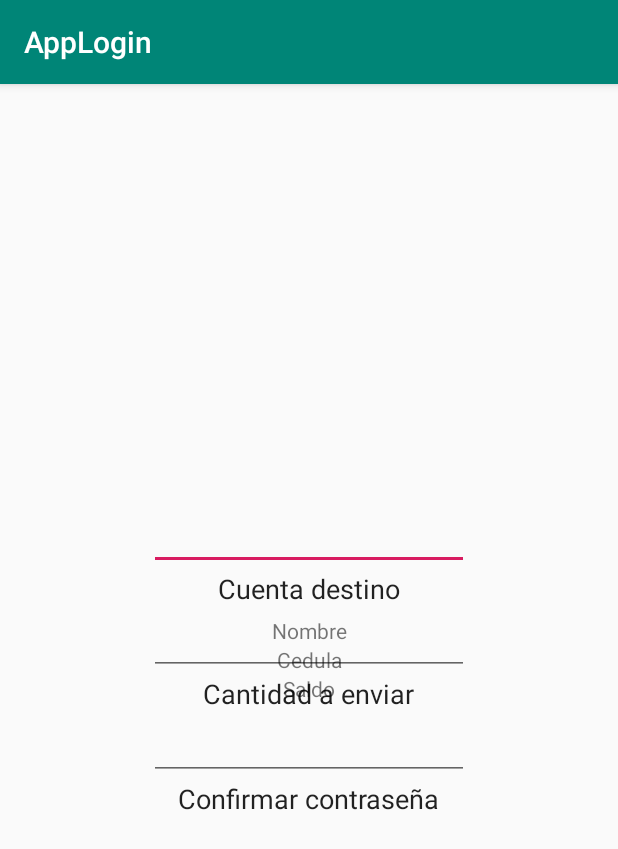
After one commit to un-sei2019i-labs-cecego/bank, an Android app: the MyAccountActivity screen opened directly, with no data from a screen before it, on a phone screen of 412 x 824 dp. The commit adds this screen. Shown: the top 849 px of the screen. Run offline under Robolectric (Android 15) with nearby library versions, the phone set to English and light mode, and no system bars.

Commit message:
creation xmls

```diff
--- a/mobile-app/AppLogin/app/build.gradle
+++ b/mobile-app/AppLogin/app/build.gradle
@@ -25,4 +25,5 @@ dependencies {
     testImplementation 'junit:junit:4.12'
     androidTestImplementation 'com.android.support.test:runner:1.0.2'
     androidTestImplementation 'com.android.support.test.espresso:espresso-core:3.0.2'
+    implementation 'com.android.support:design:28.0.0'
 }
--- a/mobile-app/AppLogin/app/src/main/AndroidManifest.xml
+++ b/mobile-app/AppLogin/app/src/main/AndroidManifest.xml
@@ -1,6 +1,6 @@
 <?xml version="1.0" encoding="utf-8"?>
 <manifest xmlns:android="http://schemas.android.com/apk/res/android"
-    package="com.example.applogin" >
+    package="com.example.applogin">
 
     <application
         android:allowBackup="true"
@@ -8,8 +8,9 @@
         android:label="@string/app_name"
         android:roundIcon="@mipmap/ic_launcher_round"
         android:supportsRtl="true"
-        android:theme="@style/AppTheme" >
-        <activity android:name=".BusinessLogic.MainActivity" >
+        android:theme="@style/AppTheme">
+        <activity android:name=".BusinessLogic.MyAccountActivity"></activity>
+        <activity android:name=".BusinessLogic.MainActivity">
             <intent-filter>
                 <action android:name="android.intent.action.MAIN" />
 
--- /dev/null
+++ b/mobile-app/AppLogin/app/src/main/java/com/example/applogin/BusinessLogic/MyAccountActivity.java
@@ -0,0 +1,15 @@
+package com.example.applogin.BusinessLogic;
+
+import android.support.v7.app.AppCompatActivity;
+import android.os.Bundle;
+
+import com.example.applogin.R;
+
+public class MyAccountActivity extends AppCompatActivity {
+
+    @Override
+    protected void onCreate(Bundle savedInstanceState) {
+        super.onCreate(savedInstanceState);
+        setContentView(R.layout.activity_my_account);
+    }
+}
--- a/mobile-app/AppLogin/app/src/main/res/layout/activity_main.xml
+++ b/mobile-app/AppLogin/app/src/main/res/layout/activity_main.xml
@@ -80,4 +80,13 @@
         app:layout_constraintStart_toStartOf="parent"
         tools:layout_editor_absoluteY="548dp" />
 
+    <Button
+        android:id="@+id/button2"
+        android:layout_width="wrap_content"
+        android:layout_height="wrap_content"
+        android:text="Olvidé mi contraseña"
+        app:layout_constraintEnd_toEndOf="parent"
+        app:layout_constraintStart_toStartOf="parent"
+        tools:layout_editor_absoluteY="548dp" />
+
 </LinearLayout>
--- /dev/null
+++ b/mobile-app/AppLogin/app/src/main/res/layout/activity_my_account.xml
@@ -0,0 +1,133 @@
+<?xml version="1.0" encoding="utf-8"?>
+<LinearLayout
+    xmlns:android="http://schemas.android.com/apk/res/android"
+    xmlns:app="http://schemas.android.com/apk/res-auto"
+    xmlns:tools="http://schemas.android.com/tools"
+    android:layout_width="match_parent"
+    android:layout_height="match_parent"
+    android:orientation="vertical"
+    android:gravity="center"
+    tools:context=".BusinessLogic.MyAccountActivity">
+
+    <!-- Contenedor principal de pestañas -->
+    <TabHost android:id="@android:id/tabhost"
+        android:layout_width="match_parent"
+        android:layout_height="match_parent">
+
+        <!-- Distribucion TabWidget y el FrameLayout -->
+        <LinearLayout
+            android:orientation="vertical"
+            android:layout_width="match_parent"
+            android:layout_height="match_parent" >
+
+            <!-- Seleccion de pestañas -->
+            <TabWidget android:layout_width="match_parent"
+                android:layout_height="wrap_content"
+                android:id="@android:id/tabs" />
+
+            <!-- Contenido de las pesatañas) -->
+            <FrameLayout android:layout_width="match_parent"
+                android:layout_height="match_parent"
+                android:id="@android:id/tabcontent" >
+
+                <!-- Pesataña 1 -->
+                <LinearLayout android:id="@+id/Cuenta"
+                    android:orientation="vertical"
+                    android:layout_width="match_parent"
+                    android:layout_height="match_parent"
+                    android:gravity="center">
+
+                    <TextView android:id="@+id/textView1"
+                        android:text="Nombre"
+                        android:layout_width="match_parent"
+                        android:layout_height="wrap_content"
+                        android:gravity="center"/>
+
+                    <TextView android:id="@+id/textView2"
+                        android:text="Cedula"
+                        android:layout_width="match_parent"
+                        android:layout_height="wrap_content"
+                        android:gravity="center"/>
+
+                    <TextView android:id="@+id/textView3"
+                        android:text="Saldo"
+                        android:layout_width="match_parent"
+                        android:layout_height="wrap_content"
+                        android:gravity="center"/>
+
+                </LinearLayout>
+
+                <!-- Pesataña 2 -->
+                <LinearLayout android:id="@+id/Transacciones"
+                    android:orientation="vertical"
+                    android:layout_width="match_parent"
+                    android:layout_height="match_parent"
+                    android:gravity="center">
+
+                    <EditText
+                        android:id="@+id/editText1"
+                        android:layout_width="wrap_content"
+                        android:layout_height="wrap_content"
+                        android:ems="10"
+                        android:inputType="textPassword"
+                        app:layout_constraintEnd_toEndOf="parent"
+                        app:layout_constraintStart_toStartOf="parent"
+                        tools:layout_editor_absoluteY="442dp" />
+
+                    <CheckedTextView
+                        android:id="@+id/checkedTextView1"
+                        android:layout_width="wrap_content"
+                        android:layout_height="wrap_content"
+                        android:text="Cuenta destino"
+                        android:textSize="18sp"
+                        app:layout_constraintEnd_toEndOf="parent"
+                        app:layout_constraintStart_toStartOf="parent"
+                        tools:layout_editor_absoluteY="494dp" />
+
+                    <EditText
+                        android:id="@+id/editText2"
+                        android:layout_width="wrap_content"
+                        android:layout_height="wrap_content"
+                        android:ems="10"
+                        android:inputType="textPassword"
+                        app:layout_constraintEnd_toEndOf="parent"
+                        app:layout_constraintStart_toStartOf="parent"
+                        tools:layout_editor_absoluteY="442dp" />
+
+                    <CheckedTextView
+                        android:id="@+id/checkedTextView2"
+                        android:layout_width="wrap_content"
+                        android:layout_height="wrap_content"
+                        android:text="Cantidad a enviar"
+                        android:textSize="18sp"
+                        app:layout_constraintEnd_toEndOf="parent"
+                        app:layout_constraintStart_toStartOf="parent"
+                        tools:layout_editor_absoluteY="494dp" />
+
+                    <EditText
+                        android:id="@+id/editText3"
+                        android:layout_width="wrap_content"
+                        android:layout_height="wrap_content"
+                        android:ems="10"
+                        android:inputType="textPassword"
+                        app:layout_constraintEnd_toEndOf="parent"
+                        app:layout_constraintStart_toStartOf="parent"
+                        tools:layout_editor_absoluteY="442dp" />
+
+                    <CheckedTextView
+                        android:id="@+id/checkedTextView3"
+                        android:layout_width="wrap_content"
+                        android:layout_height="wrap_content"
+                        android:text="Confirmar contraseña"
+                        android:textSize="18sp"
+                        app:layout_constraintEnd_toEndOf="parent"
+                        app:layout_constraintStart_toStartOf="parent"
+                        tools:layout_editor_absoluteY="494dp" />
+
+                </LinearLayout>
+
+            </FrameLayout>
+        </LinearLayout>
+    </TabHost>
+
+</LinearLayout>
```
